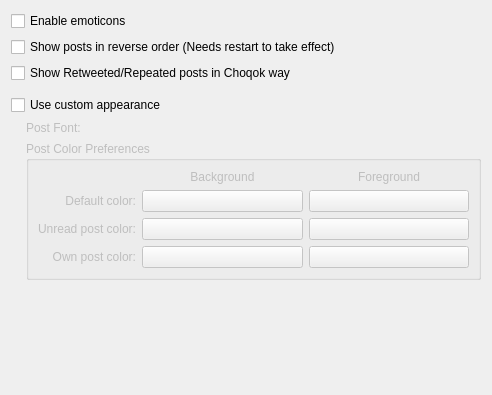
Old version of the form choqok/config/appearance/appearanceconfig_base.ui in the repository KDE/choqok.
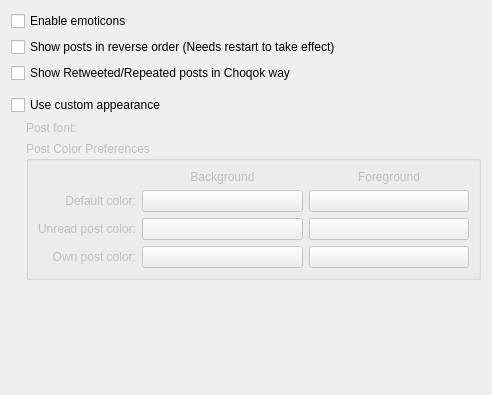
New version of the form. Custom widgets are drawn as their Qt base class.

The edit to the form file:
```diff
--- a/choqok/config/appearance/appearanceconfig_base.ui
+++ b/choqok/config/appearance/appearanceconfig_base.ui
@@ -73,7 +73,7 @@
             <bool>false</bool>
            </property>
            <property name="text">
-            <string>Post Font:</string>
+            <string>Post font:</string>
            </property>
           </widget>
          </item>
```
